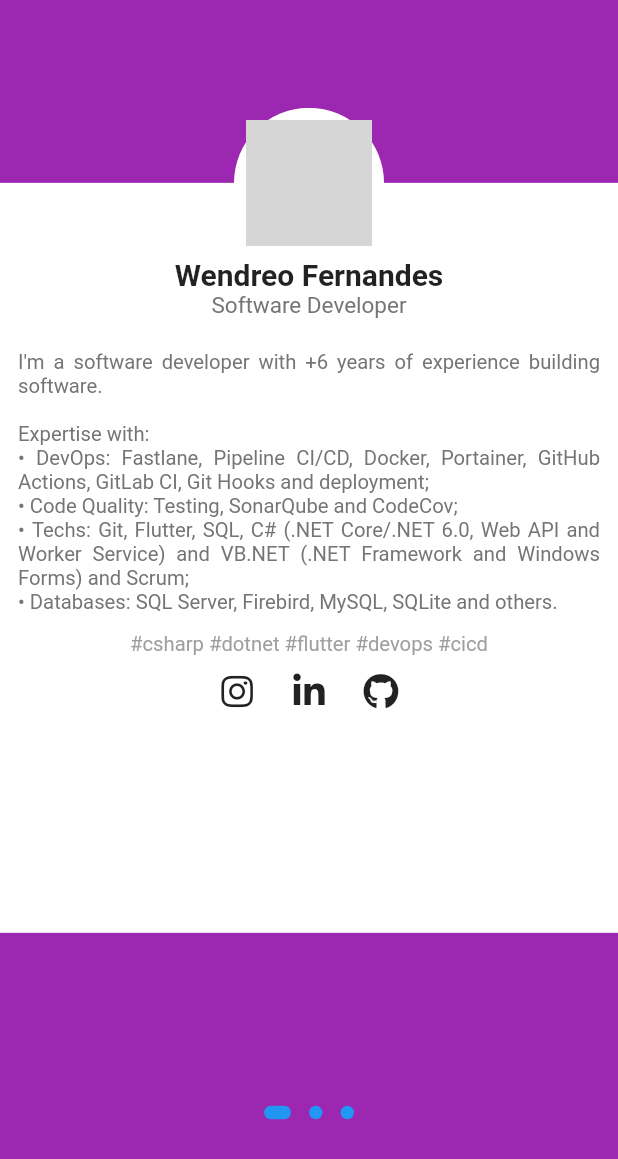
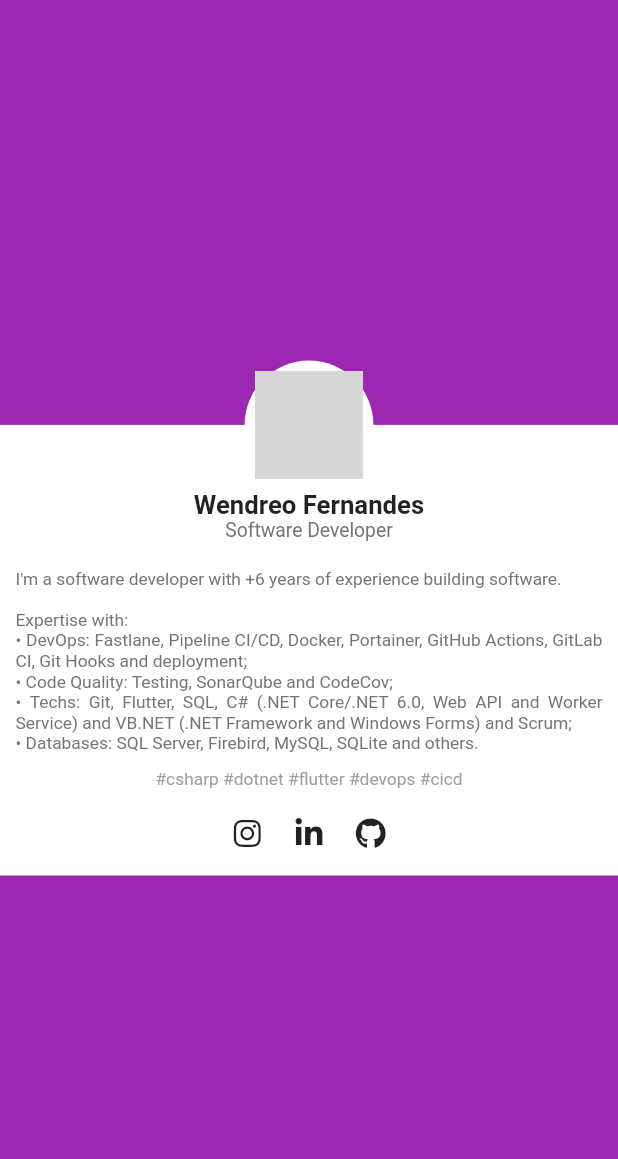
Before and after one commit to wendreof/wendreof_app, a Flutter app: the screen it shows after launch, on a phone screen of 412 x 824 dp. Shown: the top 1159 px of the screen. Run offline on Flutter 3.47's test engine with Material 2 defaults, Android fonts, the phone set to English and light mode, and no system bars; drawn by our look-alikes of dots_indicator; our stand-ins replace dio, flutter_modular, flutter_spinkit, fluttertoast, font_awesome_flutter, geolocator and 2 more; generated files the repository leaves out were written again; network calls fail; grey boxes are pictures that could not be loaded.

Commit message:
Refatoração

```diff
--- a/lib/app/app_widget.dart
+++ b/lib/app/app_widget.dart
@@ -1,6 +1,7 @@
 import 'package:flutter/gestures.dart';
 import 'package:flutter/material.dart';
 import 'package:flutter_modular/flutter_modular.dart';
+import 'package:responsive_framework/responsive_framework.dart';
 
 class AppWidget extends StatelessWidget {
   const AppWidget({super.key});
@@ -8,9 +9,16 @@ class AppWidget extends StatelessWidget {
   @override
   Widget build(BuildContext context) {
     return MaterialApp(
+      debugShowCheckedModeBanner: false,
       scrollBehavior: AppScrollBehavior(),
-      title: 'Flutter Slidy',
+      title: 'Wendreof App',
       theme: ThemeData(primarySwatch: Colors.blue),
+      builder: (context, child) => ResponsiveWrapper.builder(child,
+          maxWidth: 1200,
+          minWidth: 480,
+          defaultScale: true,
+          breakpoints: [const ResponsiveBreakpoint.autoScale(600)],
+          background: Container(color: const Color(0xFFF5F5F5))),
     ).modular();
   }
 }
--- a/lib/app/modules/home/home_page.dart
+++ b/lib/app/modules/home/home_page.dart
@@ -1,4 +1,3 @@
-import 'package:dots_indicator/dots_indicator.dart';
 import 'package:flutter/material.dart';
 import 'package:flutter_modular/flutter_modular.dart';
 import 'package:fluttertoast/fluttertoast.dart';
@@ -46,8 +45,7 @@ class _HomePageState extends ModularState<HomePage, HomeStore> {
             mode: LaunchMode.externalApplication);
       } else {
         Fluttertoast.showToast(
-            msg:
-                'Não foi possível redirecionar para a loja. Por favor, faça a atualização manualmente.',
+            msg: 'Não foi possível redirecionar.',
             toastLength: Toast.LENGTH_LONG,
             gravity: ToastGravity.BOTTOM,
             backgroundColor: Colors.grey);
@@ -63,37 +61,25 @@ class _HomePageState extends ModularState<HomePage, HomeStore> {
             crossAxisAlignment: CrossAxisAlignment.center,
             children: <Widget>[
               SizedBox(
-                height: MediaQuery.of(context).size.height * 0.8,
-                child: PageView(
-                  scrollDirection: Axis.horizontal,
-                  controller: pageController,
-                  onPageChanged: (position) {
-                    if (mounted) {
-                      setState(() => currentIndexPage = position.toDouble());
-                    }
-                  },
-                  children: <Widget>[
-                    SingleChildScrollView(
+                height: 400,
                 child: Stack(
                   alignment: Alignment.topCenter,
                   children: <Widget>[
                     Padding(
-                            padding:
-                                const EdgeInsets.only(top: circleRadius / 2.0),
+                      padding: const EdgeInsets.only(top: circleRadius / 2.0),
                       child: Container(
-                              //replace this Container with your Card
                         color: Colors.white,
-                              height: 500.0,
+                        height: 400.0,
                       ),
                     ),
                     Column(
                       children: [
                         Row(
-                                  mainAxisAlignment:
-                                      MainAxisAlignment.spaceAround,
+                          mainAxisAlignment: MainAxisAlignment.spaceAround,
                           children: [
                             Expanded(
-                                        child: Column(children: <Widget>[
+                              child: Column(
+                                children: <Widget>[
                                   Container(
                                     width: circleRadius,
                                     height: circleRadius,
@@ -125,22 +111,7 @@ class _HomePageState extends ModularState<HomePage, HomeStore> {
                                       style: TextStyle(
                                           fontSize: 15,
                                           color: Colors.grey[600])),
-                                      const SizedBox(height: 10),
-                                      // ElevatedButton(
-                                      //   onPressed: () {
-                                      //     debugPrint('ElevatedButton Clicked');
-                                      //   },
-                                      //   style: ElevatedButton.styleFrom(
-                                      //     backgroundColor: Colors.purple,
-                                      //     shape: RoundedRectangleBorder(
-                                      //       borderRadius:
-                                      //           BorderRadius.circular(10),
-                                      //     ),
-                                      //   ),
-                                      //   child: const Text(
-                                      //       'Visit my Github profile'),
-                                      // ),
-                                      const SizedBox(height: 10),
+                                  const SizedBox(height: 20),
                                   Padding(
                                     padding: const EdgeInsets.only(
                                         left: 12, right: 12, bottom: 12),
@@ -161,7 +132,9 @@ class _HomePageState extends ModularState<HomePage, HomeStore> {
                                     '#csharp #dotnet #flutter #devops #cicd',
                                     style: TextStyle(
                                         fontSize: 13.5,
-                                              color: Colors.grey[500])),
+                                        color: Colors.grey[500]),
+                                  ),
+                                  const SizedBox(height: 10),
                                   Row(
                                     mainAxisSize: MainAxisSize.min,
                                     mainAxisAlignment:
@@ -190,42 +163,14 @@ class _HomePageState extends ModularState<HomePage, HomeStore> {
                                           }),
                                     ],
                                   )
-                                    ])),
-                                  ])
+                                ],
+                              ),
+                            ),
+                          ],
+                        )
                       ],
                     ),
                   ],
-                      ),
-                    ),
-                    SingleChildScrollView(
-                        child: Column(
-                            mainAxisAlignment: MainAxisAlignment.start,
-                            children: <Widget>[
-                          Row(
-                            mainAxisAlignment: MainAxisAlignment.spaceAround,
-                            children: [],
-                          ),
-                        ])),
-                    SingleChildScrollView(
-                        child: Column(
-                            mainAxisAlignment: MainAxisAlignment.start,
-                            children: const <Widget>[
-                          Text("3 hahaha"),
-                        ])),
-                  ],
-                ),
-              ),
-              DotsIndicator(
-                dotsCount: 3,
-                position: currentIndexPage,
-                decorator: DotsDecorator(
-                  color: Theme.of(context).colorScheme.secondary,
-                  activeColor: Theme.of(context).primaryColor,
-                  size: const Size.square(9.0),
-                  activeSize: const Size(18.0, 9.0),
-                  activeShape: RoundedRectangleBorder(
-                    borderRadius: BorderRadius.circular(5.0),
-                  ),
                 ),
               ),
             ],
--- a/pubspec.yaml
+++ b/pubspec.yaml
@@ -36,13 +36,13 @@ dependencies:
   mobx: ^2.1.3
   flutter_mobx: ^2.0.6+5
   splash_view: ^2.0.1
-  dots_indicator: ^2.1.0
   flutter_spinkit: ^5.1.0
   dio: ^4.0.6
   geolocator: ^9.0.2
   font_awesome_flutter: ^10.3.0
   url_launcher: ^6.1.7
   fluttertoast: ^8.1.2
+  responsive_framework: ^0.2.0
 
 dev_dependencies:
   flutter_test:
```
Also changed, not shown: pubspec.lock. Lines whose indentation alone changed are shown as unchanged.
